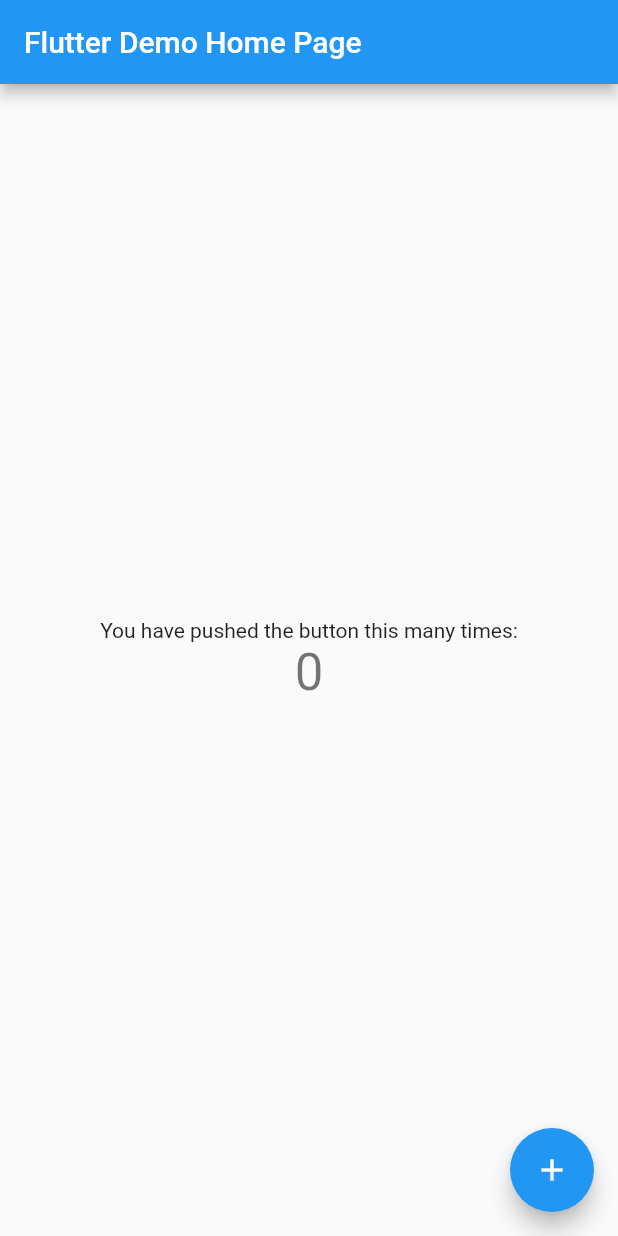
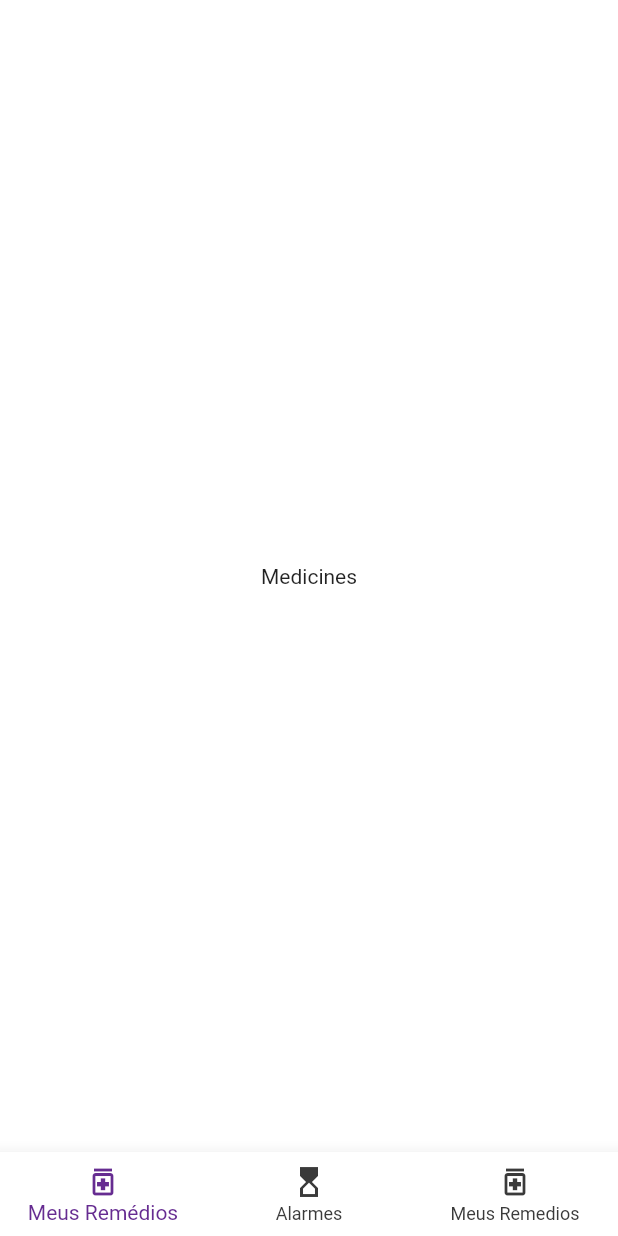
Before and after one commit to davidcbrl/medicine-app, a Flutter app: the screen it shows after launch, on a phone screen of 412 x 824 dp. Run offline on Flutter 3.47's test engine with Material 2 defaults, Android fonts, the light colour scheme and no system bars; our stand-ins replace get, get_storage; Roboto replaces fonts that are missing (Manrope).

Commit message:
Initial routes, home page, navigation and widgets

```diff
--- /dev/null
+++ b/lib/controllers/route_controller.dart
@@ -0,0 +1,5 @@
+import 'package:get/get.dart';
+
+class RouteController extends GetxController with StateMixin {
+  var pageIndex = 0.obs;
+}
--- a/lib/main.dart
+++ b/lib/main.dart
@@ -1,115 +1,33 @@
 import 'package:flutter/material.dart';
+import 'package:get/get.dart';
+import 'package:get_storage/get_storage.dart';
+import 'package:medicine/controllers/route_controller.dart';
+import 'package:medicine/routes/routes.dart';
 
-void main() {
+void main() async {
+  await GetStorage.init();
   runApp(const MyApp());
 }
 
 class MyApp extends StatelessWidget {
   const MyApp({super.key});
 
-  // This widget is the root of your application.
   @override
   Widget build(BuildContext context) {
-    return MaterialApp(
+    return GetMaterialApp(
       title: 'Flutter Demo',
       theme: ThemeData(
-        // This is the theme of your application.
-        //
-        // Try running your application with "flutter run". You'll see the
-        // application has a blue toolbar. Then, without quitting the app, try
-        // changing the primarySwatch below to Colors.green and then invoke
-        // "hot reload" (press "r" in the console where you ran "flutter run",
-        // or simply save your changes to "hot reload" in a Flutter IDE).
-        // Notice that the counter didn't reset back to zero; the application
-        // is not restarted.
-        primarySwatch: Colors.blue,
+        fontFamily: 'Manrope',
+        colorScheme: const ColorScheme.light(
+          primary: Color(0xFF662C91),
+          secondary: Color(0xFF3A3A3A),
+          tertiary: Color(0xFFF0F0F0),
+          background: Color(0xFFFFFFFF),
+        ),
       ),
-      home: const MyHomePage(title: 'Flutter Demo Home Page'),
+      initialRoute: '/home',
+      initialBinding: BindingsBuilder(() => Get.put<RouteController>(RouteController())),
+      getPages: getRoutes(),
     );
   }
 }
-
-class MyHomePage extends StatefulWidget {
-  const MyHomePage({super.key, required this.title});
-
-  // This widget is the home page of your application. It is stateful, meaning
-  // that it has a State object (defined below) that contains fields that affect
-  // how it looks.
-
-  // This class is the configuration for the state. It holds the values (in this
-  // case the title) provided by the parent (in this case the App widget) and
-  // used by the build method of the State. Fields in a Widget subclass are
-  // always marked "final".
-
-  final String title;
-
-  @override
-  State<MyHomePage> createState() => _MyHomePageState();
-}
-
-class _MyHomePageState extends State<MyHomePage> {
-  int _counter = 0;
-
-  void _incrementCounter() {
-    setState(() {
-      // This call to setState tells the Flutter framework that something has
-      // changed in this State, which causes it to rerun the build method below
-      // so that the display can reflect the updated values. If we changed
-      // _counter without calling setState(), then the build method would not be
-      // called again, and so nothing would appear to happen.
-      _counter++;
-    });
-  }
-
-  @override
-  Widget build(BuildContext context) {
-    // This method is rerun every time setState is called, for instance as done
-    // by the _incrementCounter method above.
-    //
-    // The Flutter framework has been optimized to make rerunning build methods
-    // fast, so that you can just rebuild anything that needs updating rather
-    // than having to individually change instances of widgets.
-    return Scaffold(
-      appBar: AppBar(
-        // Here we take the value from the MyHomePage object that was created by
-        // the App.build method, and use it to set our appbar title.
-        title: Text(widget.title),
-      ),
-      body: Center(
-        // Center is a layout widget. It takes a single child and positions it
-        // in the middle of the parent.
-        child: Column(
-          // Column is also a layout widget. It takes a list of children and
-          // arranges them vertically. By default, it sizes itself to fit its
-          // children horizontally, and tries to be as tall as its parent.
-          //
-          // Invoke "debug painting" (press "p" in the console, choose the
-          // "Toggle Debug Paint" action from the Flutter Inspector in Android
-          // Studio, or the "Toggle Debug Paint" command in Visual Studio Code)
-          // to see the wireframe for each widget.
-          //
-          // Column has various properties to control how it sizes itself and
-          // how it positions its children. Here we use mainAxisAlignment to
-          // center the children vertically; the main axis here is the vertical
-          // axis because Columns are vertical (the cross axis would be
-          // horizontal).
-          mainAxisAlignment: MainAxisAlignment.center,
-          children: <Widget>[
-            const Text(
-              'You have pushed the button this many times:',
-            ),
-            Text(
-              '$_counter',
-              style: Theme.of(context).textTheme.headline4,
-            ),
-          ],
-        ),
-      ),
-      floatingActionButton: FloatingActionButton(
-        onPressed: _incrementCounter,
-        tooltip: 'Increment',
-        child: const Icon(Icons.add),
-      ), // This trailing comma makes auto-formatting nicer for build methods.
-    );
-  }
-}
--- /dev/null
+++ b/lib/pages/home/home.dart
@@ -0,0 +1,77 @@
+import 'package:flutter/material.dart';
+import 'package:get/get.dart';
+import 'package:get_storage/get_storage.dart';
+import 'package:medicine/controllers/route_controller.dart';
+import 'package:medicine/pages/medicines/alarm_page.dart';
+import 'package:medicine/pages/medicines/medicines_page.dart';
+import 'package:medicine/widgets/custom_page_widget.dart';
+
+// ignore: must_be_immutable
+class HomePage extends StatefulWidget {
+  int pageIndex;
+
+  HomePage({super.key, this.pageIndex = 0});
+
+  @override
+  HomePageState createState() => HomePageState();
+}
+
+class HomePageState extends State<HomePage> {
+  GetStorage box = GetStorage();
+  PageController pageController = PageController();
+  RouteController routeController = Get.put(RouteController(), permanent: true);
+
+  @override
+  void initState() {
+    pageController = PageController(initialPage: widget.pageIndex);
+    routeController.pageIndex.value = widget.pageIndex;
+    super.initState();
+  }
+
+  @override
+  Widget build(BuildContext context) {
+    return CustomPageWidget(
+      body: PageView(
+        controller: pageController,
+        physics: const NeverScrollableScrollPhysics(),
+        pageSnapping: false,
+        onPageChanged: (index) {
+          routeController.pageIndex.value = index;
+        },
+        children: const [
+          MedicinesPage(),
+          AlarmPage(),
+          MedicinesPage(),
+        ],
+      ),
+      bottomBar: Obx(
+        () => BottomNavigationBar(
+          backgroundColor: Theme.of(context).colorScheme.background,
+          elevation: 10,
+          currentIndex: routeController.pageIndex.value,
+          type: BottomNavigationBarType.fixed,
+          selectedItemColor: Theme.of(context).colorScheme.primary,
+          unselectedItemColor: Theme.of(context).colorScheme.secondary,
+          items: const [
+            BottomNavigationBarItem(
+              icon: Icon(Icons.medication_outlined),
+              label: 'Meus Remédios',
+            ),
+            BottomNavigationBarItem(
+              icon: Icon(Icons.hourglass_top_outlined),
+              label: 'Alarmes',
+            ),
+            BottomNavigationBarItem(
+              icon: Icon(Icons.medication_outlined),
+              label: 'Meus Remedios',
+            ),
+          ],
+          onTap: (index) {
+            routeController.pageIndex.value = index;
+            pageController.jumpToPage(index);
+          },
+        ),
+      ),
+    );
+  }
+}
--- /dev/null
+++ b/lib/pages/medicines/medicines_page.dart
@@ -0,0 +1,13 @@
+
+import 'package:flutter/material.dart';
+
+class MedicinesPage extends StatelessWidget {
+  const MedicinesPage({super.key});
+
+  @override
+  Widget build(BuildContext context) {
+    return const Center(
+      child: Text('Medicines'),
+    );
+  }
+}
--- /dev/null
+++ b/lib/widgets/custom_page_widget.dart
@@ -0,0 +1,29 @@
+import 'package:flutter/material.dart';
+
+class CustomPageWidget extends StatelessWidget {
+  final PreferredSizeWidget? appBar;
+  final Widget? body;
+  final Widget? bottomBar;
+  final bool hasPadding;
+
+  const CustomPageWidget({
+    super.key,
+    this.appBar,
+    this.body,
+    this.bottomBar,
+    this.hasPadding = true,
+  });
+
+  @override
+  Widget build(BuildContext context) {
+    return Scaffold(
+      appBar: appBar,
+      backgroundColor: Theme.of(context).colorScheme.background,
+      body: Padding(
+        padding: hasPadding ? const EdgeInsets.all(20) : EdgeInsets.zero,
+        child: body,
+      ),
+      bottomNavigationBar: bottomBar,
+    );
+  }
+}
--- a/pubspec.yaml
+++ b/pubspec.yaml
@@ -36,6 +36,8 @@
   # The following adds the Cupertino Icons font to your application.
   # Use with the CupertinoIcons class for iOS style icons.
   cupertino_icons: ^1.0.2
+  get: ^4.6.5
+  get_storage: ^2.0.3
 
 dev_dependencies:
   flutter_test:
@@ -53,6 +55,9 @@
 
 # The following section is specific to Flutter packages.
 flutter:
+
+  assets:
+    - assets/img/
 
   # The following line ensures that the Material Icons font is
   # included with your application, so that you can use the icons in
```
Also changed, not shown: lib/pages/medicines/alarm_page.dart (added, +77 -0 lines), lib/routes/routes.dart (added, +20 -0 lines), assets/img/ben.png (added), pubspec.lock, 2 other files.
